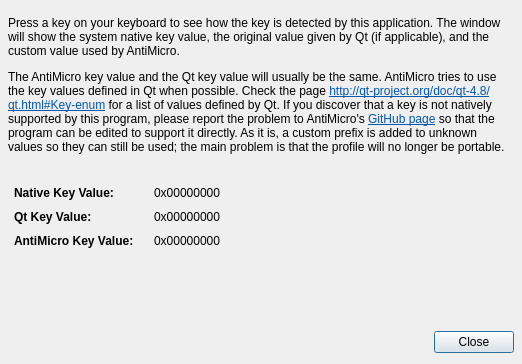
Above: src/qkeydisplaydialog.ui from AntiMicroX/antimicrox before the change. Below: the same form after it.
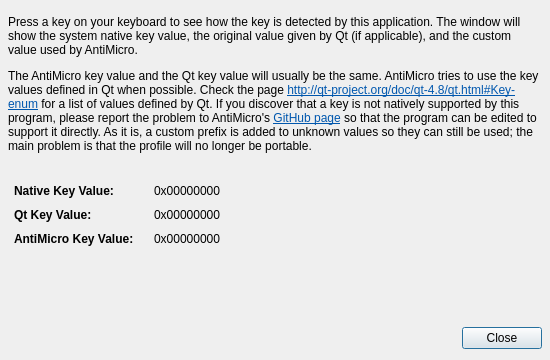
That is the form after the change.

```diff
--- a/src/qkeydisplaydialog.ui
+++ b/src/qkeydisplaydialog.ui
@@ -9,10 +9,16 @@
    <rect>
     <x>0</x>
     <y>0</y>
-    <width>522</width>
-    <height>364</height>
+    <width>550</width>
+    <height>360</height>
    </rect>
   </property>
+  <property name="minimumSize">
+   <size>
+    <width>550</width>
+    <height>360</height>
+   </size>
+  </property>
   <property name="focusPolicy">
    <enum>Qt::StrongFocus</enum>
   </property>
```
